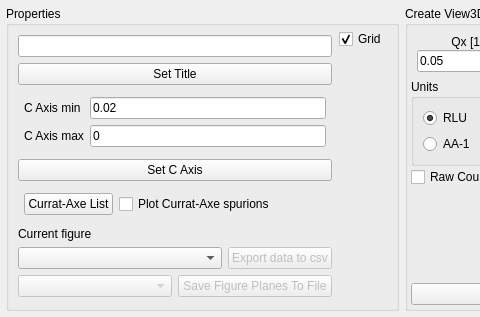
First picture: the form in src/main/resources/base/Views/View3D.ui, repository MJOLNIRPackage/MJOLNIR-GUI, before the edit; both pictures show x 0 to 480 and y 0 to 317 of the 804 by 317 pixel window.
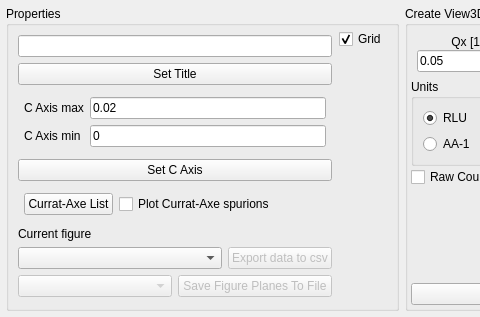
Second picture: the form after the edit.

Commit message: Exchange min and max texts

Patch:
```diff
--- a/src/main/resources/base/Views/View3D.ui
+++ b/src/main/resources/base/Views/View3D.ui
@@ -130,7 +130,7 @@
                <string>Set color scale axis of current figure</string>
               </property>
               <property name="text">
-               <string>C Axis min</string>
+               <string>C Axis max</string>
               </property>
              </widget>
             </item>
@@ -156,7 +156,7 @@
                <string>Set color scale axis of current figure</string>
               </property>
               <property name="text">
-               <string>C Axis max</string>
+               <string>C Axis min</string>
               </property>
              </widget>
             </item>
```
